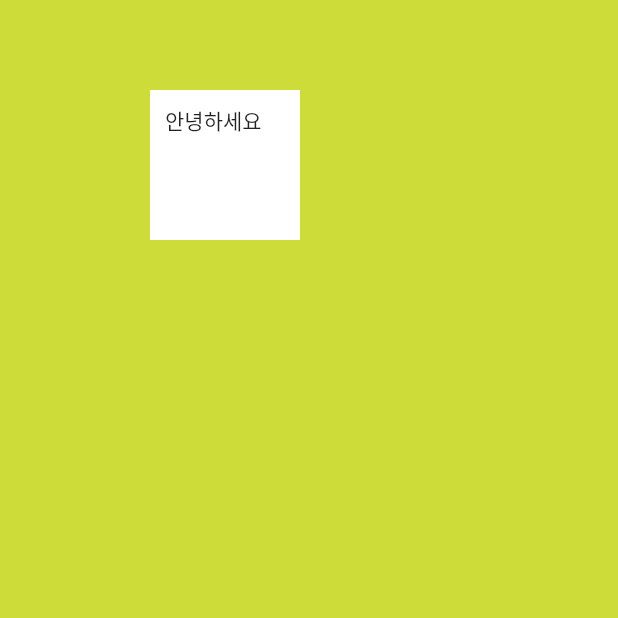
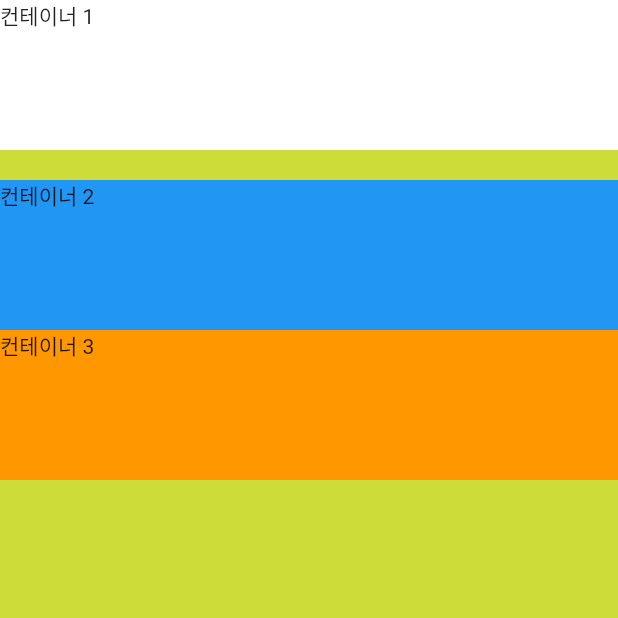
Before and after one commit to mtjin/udemy-flutter-practice, a Flutter app: the screen it shows after launch, on a phone screen of 412 x 824 dp, the top half of it. Run offline on Flutter 3.47's test engine with Material 2 defaults, Android fonts, the phone set to English and light mode, and no system bars.

Commit message:
42. How to use Column & Row Widgets for Layout

```diff
--- a/mi_card_flutter/lib/main.dart
+++ b/mi_card_flutter/lib/main.dart
@@ -13,16 +13,28 @@ class MyApp extends StatelessWidget {
       home: Scaffold(
         backgroundColor: Colors.lime,
         body: SafeArea(
-          child: Container(
-            margin: EdgeInsets.fromLTRB(100.0, 60.0, 10.0, 20.0), // left, top, right, bottom 각각 마진설정
-            //margin : EdgeInsets.all(30.0) // 전체 한번에 마진설정
-            //margin: EdgeInsets.symmetric(vertical: 30.0, horizontal: 50.0), // 수직, 수평 마진 설정
-            //margin: EdgeInsets.only(left: 30.0), // 한 방향만 마진 설정
-            padding: EdgeInsets.all(10.0),
-            height: 100.0,
-            width: 100.0,
-            color: Colors.white,
-            child: Text("안녕하세요"),
+          child: Column(
+            crossAxisAlignment: CrossAxisAlignment.stretch,
+            children: <Widget>[
+              Container(
+                  height: 100.0,
+                  color: Colors.white,
+                  child: Text("컨테이너 1")
+              ),
+              SizedBox(
+                height: 20.0,
+              ),
+              Container(
+                height: 100.0,
+                color: Colors.blue,
+                child: Text("컨테이너 2"),
+              ),
+              Container(
+                  height: 100.0,
+                  color: Colors.orange,
+                  child: Text("컨테이너 3")
+              ),
+            ],
           ),
         ),
       ),
```
